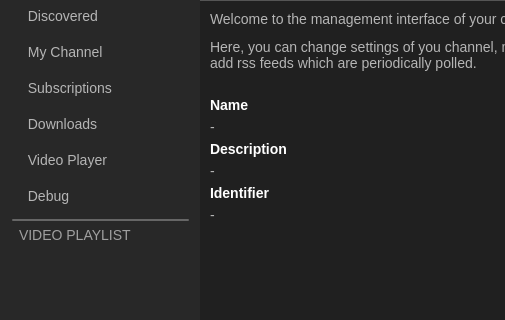
The window that TriblerGUI/qt_resources/mainwindow.ui (devos50/tribler) describes before a commit, drawn with Qt 5; both pictures show x 0 to 505 and y 160 to 480 of the 875 by 777 pixel window.
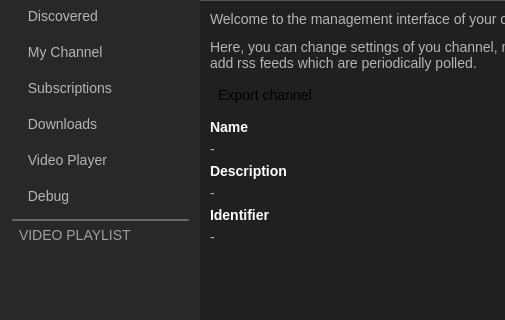
The same window after the commit. The open tabs and pages were chosen to show the change. Icons and pictures are not drawn. Custom widgets are drawn as their Qt base class.

Commit message: Add export channel button to UI

```diff
--- a/TriblerGUI/qt_resources/mainwindow.ui
+++ b/TriblerGUI/qt_resources/mainwindow.ui
@@ -1946,8 +1946,56 @@
                     </property>
                     <property name="sizeHint" stdset="0">
                      <size>
-                      <width>20</width>
-                      <height>20</height>
+                      <width>10</width>
+                      <height>5</height>
+                     </size>
+                    </property>
+                   </spacer>
+                  </item>
+                  <item>
+                   <widget class="EllipseButton" name="export_channel_button">
+                    <property name="sizePolicy">
+                     <sizepolicy hsizetype="Fixed" vsizetype="Fixed">
+                      <horstretch>0</horstretch>
+                      <verstretch>0</verstretch>
+                     </sizepolicy>
+                    </property>
+                    <property name="minimumSize">
+                     <size>
+                      <width>110</width>
+                      <height>26</height>
+                     </size>
+                    </property>
+                    <property name="maximumSize">
+                     <size>
+                      <width>54</width>
+                      <height>26</height>
+                     </size>
+                    </property>
+                    <property name="cursor">
+                     <cursorShape>PointingHandCursor</cursorShape>
+                    </property>
+                    <property name="styleSheet">
+                     <string notr="true">border-radius: 13px;
+font-size: 14px;</string>
+                    </property>
+                    <property name="text">
+                     <string>Export channel</string>
+                    </property>
+                   </widget>
+                  </item>
+                  <item>
+                   <spacer name="verticalSpacer_22">
+                    <property name="orientation">
+                     <enum>Qt::Vertical</enum>
+                    </property>
+                    <property name="sizeType">
+                     <enum>QSizePolicy::Fixed</enum>
+                    </property>
+                    <property name="sizeHint" stdset="0">
+                     <size>
+                      <width>0</width>
+                      <height>5</height>
                      </size>
                     </property>
                    </spacer>
```
Left out of the diff: 29 changed lines with no effect on the pictures. The commit also changes 2 other files.
